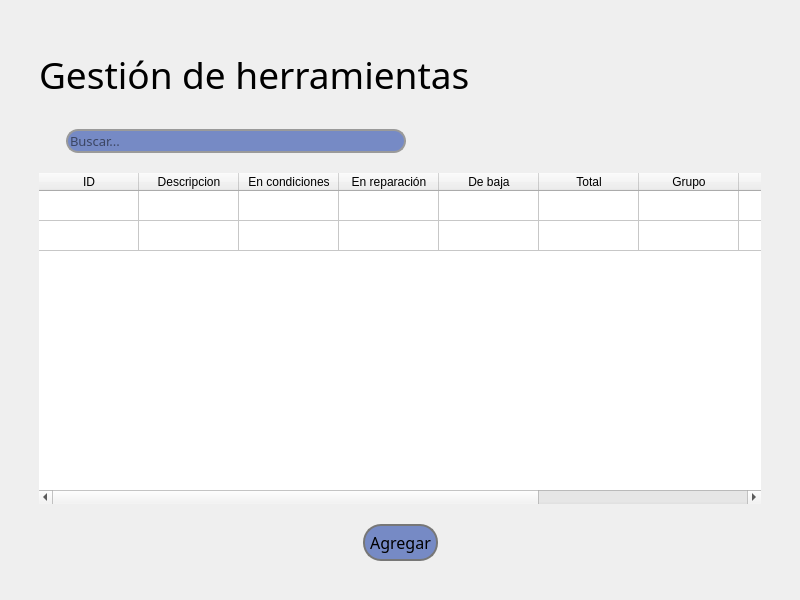
Qt form blustock/UIs/Gestion_herramientas.ui (MaxAPBusiness/Blustock) before a commit.
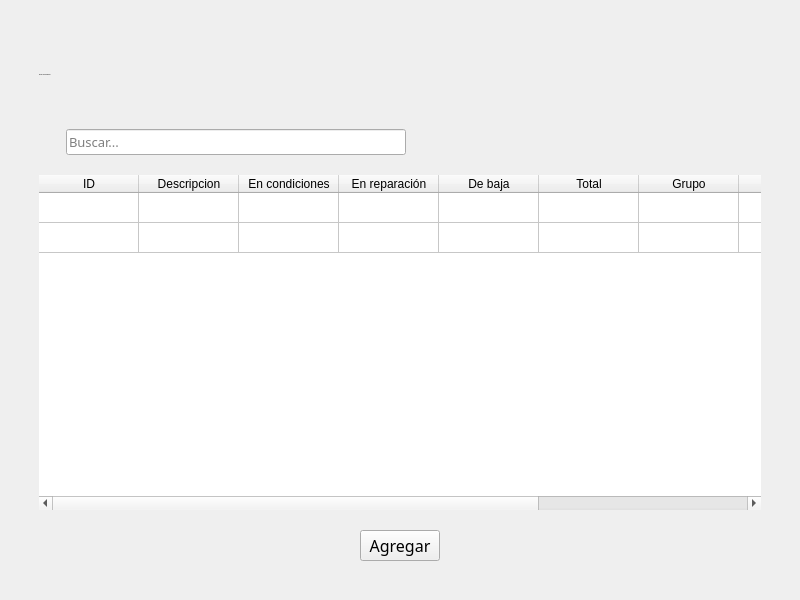
The same form after that commit. Icons and pictures are not drawn.

Diff of the .ui file:
```diff
--- a/blustock/UIs/Gestion_herramientas.ui
+++ b/blustock/UIs/Gestion_herramientas.ui
@@ -13,6 +13,70 @@
   <property name="windowTitle">
    <string>MainWindow</string>
   </property>
+  <property name="styleSheet">
+   <string notr="true">@import url('https://fonts.googleapis.com/css2?family=Oswald:wght@200;400;700&amp;display=swap');
+
+*{
+    font-family: 'Raleway-blod';
+    font-weight: 400;
+}
+
+
+QRadioButton:indicator{
+    border-style: solid;
+    border-color:  #293045;
+    border-radius: 6%;
+    border-width:  2px;
+    background-color: #BABFCE;
+}
+QRadioButton::indicator:checked{
+    background-color: #768AC5;
+}
+
+#label{
+    font-size: 20px;
+}
+
+QLineEdit{
+    border-radius: 5px;
+    background-color: #BABFCE;
+    
+}
+
+#title{
+    width: 100px;
+    height: 200px;
+}
+
+
+
+QPushButton{
+    border-color:#293045;
+    border-style: solid;
+    border-width: px;
+    border-radius: 5px;
+    background-color: #BABFCE;
+    color:#293045;
+
+}
+QPushButton:hover{
+    background-color:#768AC5;
+    color:aliceblue;
+}
+QPushButton:pressed {
+    background-color: #293045;
+
+}
+
+#pushButton_2{
+    width: 65px;
+    height: 30px;
+}
+
+
+
+</string>
+  </property>
   <widget class="QWidget" name="centralwidget">
    <layout class="QGridLayout" name="gridLayout_2">
     <item row="0" column="0">
@@ -48,8 +112,9 @@
         </property>
         <property name="font">
          <font>
-          <family>Alata</family>
-          <pointsize>28</pointsize>
+          <family>Raleway-blod</family>
+          <pointsize>-1</pointsize>
+          <bold>false</bold>
          </font>
         </property>
         <property name="text">
@@ -91,14 +156,13 @@
           </property>
           <property name="font">
            <font>
-            <family>Alata</family>
+            <family>Raleway-blod</family>
             <pointsize>10</pointsize>
+            <bold>false</bold>
            </font>
           </property>
           <property name="styleSheet">
-           <string notr="true">background-color: #768ac5;
-border-radius: 12px;
-border: 2px solid rgb(154, 154, 154);</string>
+           <string notr="true"/>
           </property>
           <property name="placeholderText">
            <string>Buscar...</string>
@@ -268,15 +332,13 @@
          <widget class="QPushButton" name="pushButton_2">
           <property name="font">
            <font>
-            <family>Alata</family>
+            <family>Raleway-blod</family>
             <pointsize>12</pointsize>
+            <bold>false</bold>
            </font>
           </property>
           <property name="styleSheet">
-           <string notr="true">border: 2px solid rgb(119, 119, 119);
-padding: 5px;
-border-radius: 18px;
-background-color: #768ac5;</string>
+           <string notr="true"/>
           </property>
           <property name="text">
            <string>Agregar</string>
```
